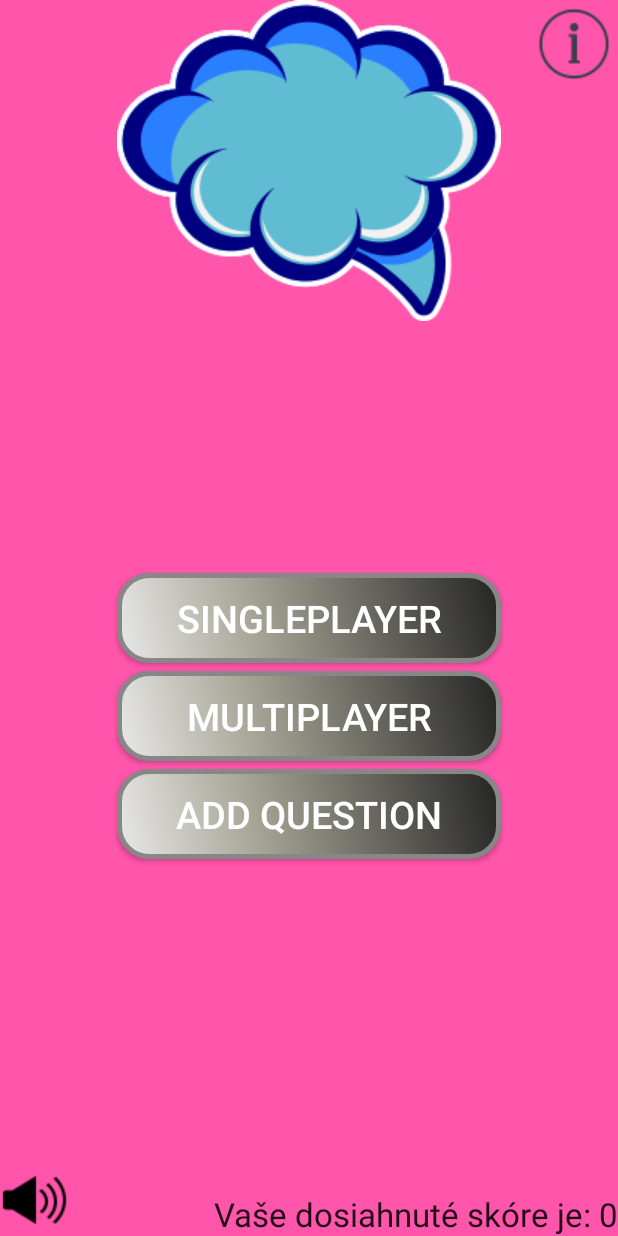
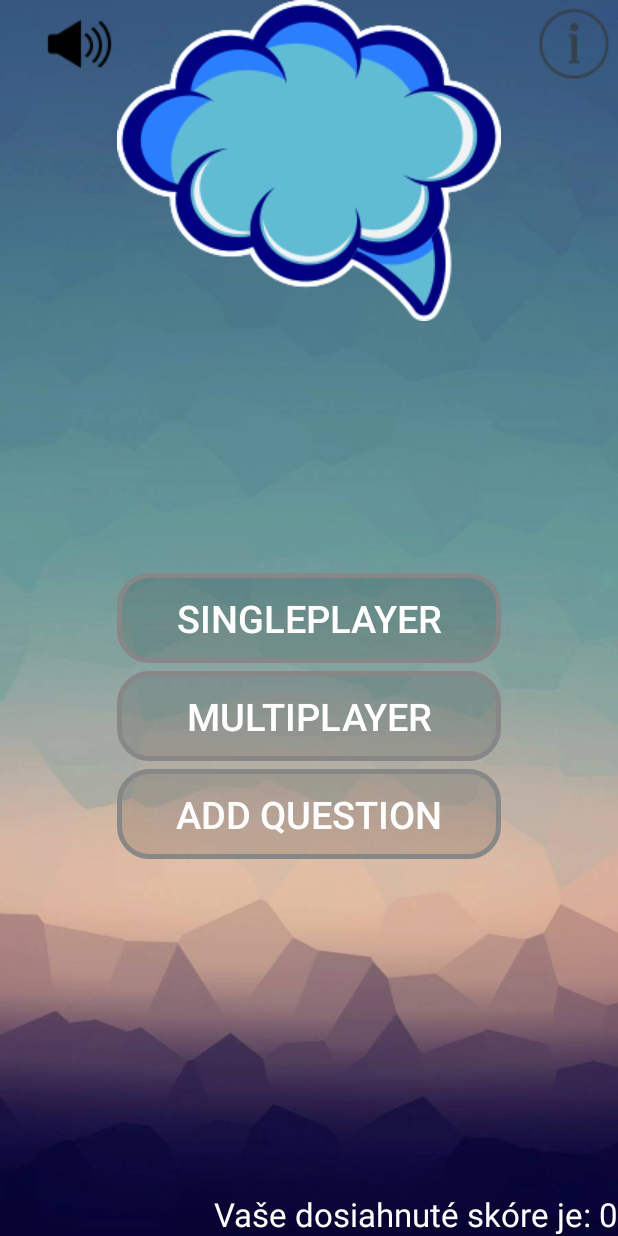
Before and after one commit to FrederikSpaldon/3blaf_game, an Android app: the screen it shows after launch (Menu), on a phone screen of 412 x 824 dp. Run offline under Robolectric (Android 15) with nearby library versions, the phone set to English and light mode, and no system bars.

Commit message:
Pozadie + Buttony
Zmenené korektné pozadie + úprava hnusných buttonov. Akože som to len
kopíroval. Tomu hovoríte programovanie ?! Inak, myslíte, že niekto
tento popis bude čítať ?

```diff
--- a/app/src/main/res/drawable/buttonshape.xml
+++ b/app/src/main/res/drawable/buttonshape.xml
@@ -1,15 +1,8 @@
 <?xml version="1.0" encoding="utf-8"?>
 <shape xmlns:android="http://schemas.android.com/apk/res/android" android:shape="rectangle" >
+
     <corners
         android:radius="20dp"
-        />
-    <gradient
-        android:angle="45"
-        android:centerX="35%"
-        android:centerColor="#A8A697"
-        android:startColor="#E8E8E8"
-        android:endColor="#242424"
-        android:type="linear"
         />
     <padding
         android:left="0dp"
@@ -25,4 +18,5 @@
         android:width="3dp"
         android:color="#878787"
         />
+    <solid android:color="#20000000"/>
 </shape>
--- a/app/src/main/res/layout/optionsmenu.xml
+++ b/app/src/main/res/layout/optionsmenu.xml
@@ -3,7 +3,7 @@
     xmlns:ads="http://schemas.android.com/apk/res-auto"
     android:layout_width="match_parent"
     android:layout_height="match_parent"
-    android:background="#f5a"
+    android:background="@drawable/pozadie2"
     android:orientation="vertical"
     android:id="@+id/relative">
 
@@ -68,20 +68,10 @@
     <ImageView
         android:layout_width="wrap_content"
         android:layout_height="wrap_content"
-        android:id="@+id/volumeOn"
-        android:layout_alignParentBottom="true"
-        android:layout_alignParentLeft="true"
-        android:layout_alignParentStart="true"
-        android:src="@drawable/volume_on"
-        android:layout_weight="1.0"
-        android:visibility="visible"/>
-    <ImageView
-        android:layout_width="wrap_content"
-        android:layout_height="wrap_content"
         android:id="@+id/volumeOff"
-        android:layout_alignParentBottom="true"
-        android:layout_alignParentLeft="true"
-        android:layout_alignParentStart="true"
+        android:layout_alignTop="@+id/btn_about"
+        android:layout_toLeftOf="@+id/imageView"
+        android:layout_toStartOf="@+id/imageView"
         android:src="@drawable/volume_off"
         android:layout_weight="1.0"
         android:visibility="gone"/>
@@ -91,6 +81,7 @@
         android:layout_height="wrap_content"
         android:textAppearance="?android:attr/textAppearanceLarge"
         android:id="@+id/textView"
+        android:textColor="#FFF"
         android:layout_alignParentBottom="true"
         android:layout_alignParentRight="true"
         android:layout_alignParentEnd="true" />
@@ -106,5 +97,16 @@
         android:layout_marginTop="5dp"
         android:layout_marginRight="5dp"/>
 
+    <ImageView
+        android:layout_width="wrap_content"
+        android:layout_height="wrap_content"
+        android:id="@+id/volumeOn"
+        android:src="@drawable/volume_on"
+        android:layout_weight="1.0"
+        android:visibility="visible"
+        android:layout_alignTop="@+id/btn_about"
+        android:layout_toLeftOf="@+id/imageView"
+        android:layout_toStartOf="@+id/imageView" />
+
 
 </RelativeLayout>
```
Also changed, not shown: app/src/main/res/layout/activity_main.xml (+7 -7 lines), app/src/main/res/layout/category.xml (+19 -1 lines), app/src/main/res/drawable/pozadie2.png (added).
